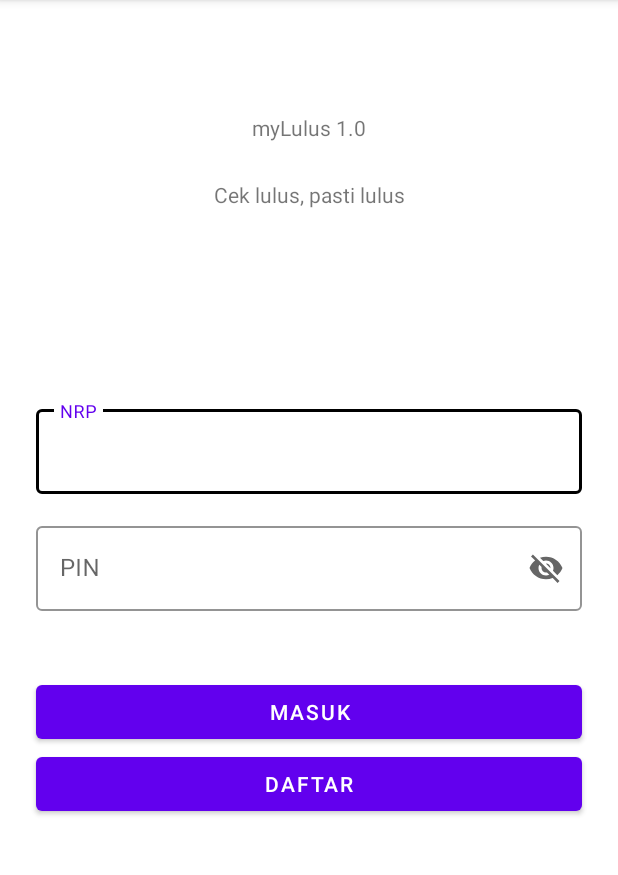
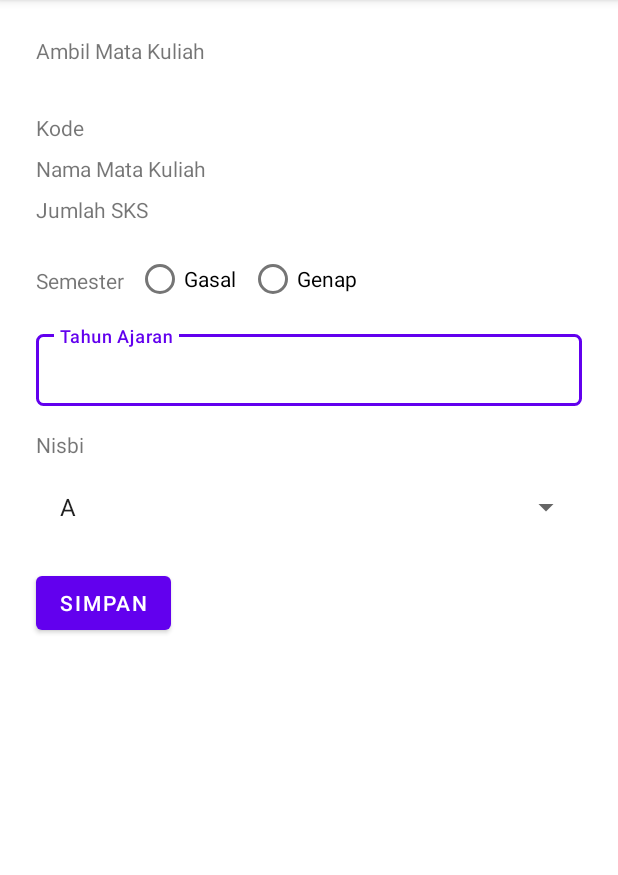
Before and after one commit to kennethmanuel/myLulus27, an Android app: the screen it shows after launch (MainActivity before the commit, AddMataKuliahActivity after it), on a phone screen of 412 x 824 dp, the part 84-959 px from its top. Run offline under Robolectric (Android 15) with nearby library versions, the phone set to English and light mode, and no system bars.

Commit message:
Menambahkan fitur Ambil Mata Kuliah

```diff
--- a/app/src/main/AndroidManifest.xml
+++ b/app/src/main/AndroidManifest.xml
@@ -3,6 +3,7 @@
     package="com.nmp.myapplication">
     <!-- Agar aplikasi dapat membaca data melalui internet, perlu permision internet access -->
     <uses-permission android:name="android.permission.INTERNET" />
+
     <application
         android:allowBackup="true"
         android:icon="@mipmap/ic_launcher"
@@ -11,12 +12,13 @@
         android:supportsRtl="true"
         android:theme="@style/Theme.MyLulus27"
         android:usesCleartextTraffic="true">
-        <activity android:name=".MainActivity">
+        <activity android:name=".AddMataKuliahActivity">
             <intent-filter>
                 <action android:name="android.intent.action.MAIN" />
-
                 <category android:name="android.intent.category.LAUNCHER" />
             </intent-filter>
+        </activity>
+        <activity android:name=".MainActivity">
         </activity>
     </application>
 
--- /dev/null
+++ b/app/src/main/java/com/nmp/myapplication/AddMataKuliahActivity.kt
@@ -0,0 +1,18 @@
+package com.nmp.myapplication
+
+import androidx.appcompat.app.AppCompatActivity
+import android.os.Bundle
+import android.widget.ArrayAdapter
+import kotlinx.android.synthetic.main.activity_add_mata_kuliah.*
+
+class AddMataKuliahActivity : AppCompatActivity() {
+    override fun onCreate(savedInstanceState: Bundle?) {
+        super.onCreate(savedInstanceState)
+        setContentView(R.layout.activity_add_mata_kuliah)
+
+        val adapter = ArrayAdapter(this, android.R.layout.simple_list_item_1, Global.nisbi)
+
+        adapter.setDropDownViewResource(android.R.layout.simple_spinner_dropdown_item)
+        spinNisbi.adapter = adapter
+    }
+}
--- /dev/null
+++ b/app/src/main/java/com/nmp/myapplication/Global.kt
@@ -0,0 +1,13 @@
+package com.nmp.myapplication
+
+object Global {
+    val nisbi:Array<Nisbi> = arrayOf(
+        Nisbi(1, "A"),
+        Nisbi(2, "AB"),
+        Nisbi(3, "B"),
+        Nisbi(4, "BC"),
+        Nisbi(5, "C"),
+        Nisbi(6,"D"),
+        Nisbi(7, "E")
+    )
+}
--- a/app/src/main/java/com/nmp/myapplication/MainActivity.kt
+++ b/app/src/main/java/com/nmp/myapplication/MainActivity.kt
@@ -20,6 +20,7 @@ class MainActivity : AppCompatActivity() {
             val pin = inputPin.text.toString()
 
             if (nrp.isNotEmpty() && pin.isNotEmpty()) {
+                if ()
                 val q = Volley.newRequestQueue(this)
                 val url = "http://10.0.2.2/mylulus/cek_login.php"
                 val stringRequest = object : StringRequest(
--- /dev/null
+++ b/app/src/main/java/com/nmp/myapplication/Nisbi.kt
@@ -0,0 +1,7 @@
+package com.nmp.myapplication
+
+data class Nisbi(val id:Int, val nama:String){
+    override fun toString(): String {
+        return nama
+    }
+}
--- /dev/null
+++ b/app/src/main/res/layout/activity_add_mata_kuliah.xml
@@ -0,0 +1,147 @@
+<?xml version="1.0" encoding="utf-8"?>
+<androidx.constraintlayout.widget.ConstraintLayout xmlns:android="http://schemas.android.com/apk/res/android"
+    xmlns:app="http://schemas.android.com/apk/res-auto"
+    xmlns:tools="http://schemas.android.com/tools"
+    android:layout_width="match_parent"
+    android:layout_height="match_parent"
+    tools:context=".AddMataKuliahActivity">
+
+    <TextView
+        android:id="@+id/textView2"
+        android:layout_width="wrap_content"
+        android:layout_height="wrap_content"
+        android:layout_marginStart="24dp"
+        android:layout_marginTop="24dp"
+        android:text="Ambil Mata Kuliah"
+        app:layout_constraintStart_toStartOf="parent"
+        app:layout_constraintTop_toTopOf="parent" />
+
+    <TextView
+        android:id="@+id/txtKodeMatkul"
+        android:layout_width="wrap_content"
+        android:layout_height="wrap_content"
+        android:layout_marginStart="24dp"
+        android:layout_marginTop="32dp"
+        android:text="Kode"
+        app:layout_constraintStart_toStartOf="parent"
+        app:layout_constraintTop_toBottomOf="@+id/textView2" />
+
+    <TextView
+        android:id="@+id/txtMatkul"
+        android:layout_width="wrap_content"
+        android:layout_height="wrap_content"
+        android:layout_marginStart="24dp"
+        android:layout_marginTop="8dp"
+        android:text="Nama Mata Kuliah"
+        app:layout_constraintStart_toStartOf="parent"
+        app:layout_constraintTop_toBottomOf="@+id/txtKodeMatkul" />
+
+    <TextView
+        android:id="@+id/txtSks"
+        android:layout_width="wrap_content"
+        android:layout_height="wrap_content"
+        android:layout_marginStart="24dp"
+        android:layout_marginTop="8dp"
+        android:text="Jumlah SKS"
+        app:layout_constraintStart_toStartOf="parent"
+        app:layout_constraintTop_toBottomOf="@+id/txtMatkul" />
+
+    <TextView
+        android:id="@+id/txtSmt"
+        android:layout_width="wrap_content"
+        android:layout_height="wrap_content"
+        android:layout_marginStart="24dp"
+        android:layout_marginTop="28dp"
+        android:text="Semester"
+        app:layout_constraintStart_toStartOf="parent"
+        app:layout_constraintTop_toBottomOf="@+id/txtSks" />
+
+    <TextView
+        android:id="@+id/textView7"
+        android:layout_width="wrap_content"
+        android:layout_height="wrap_content"
+        android:layout_marginStart="24dp"
+        android:layout_marginTop="16dp"
+        android:text="Nisbi"
+        app:layout_constraintStart_toStartOf="parent"
+        app:layout_constraintTop_toBottomOf="@+id/txtTahun" />
+
+    <com.google.android.material.textfield.TextInputLayout
+        android:id="@+id/txtTahun"
+        style="@style/Widget.MaterialComponents.TextInputLayout.OutlinedBox"
+        android:layout_width="match_parent"
+        android:layout_height="wrap_content"
+        android:layout_marginStart="24dp"
+        android:layout_marginTop="16dp"
+        android:layout_marginEnd="24dp"
+        android:hint="Tahun Ajaran"
+        app:boxBackgroundColor="@color/white"
+        app:boxBackgroundMode="outline"
+        app:boxCornerRadiusBottomEnd="5dp"
+        app:boxCornerRadiusBottomStart="5dp"
+        app:boxCornerRadiusTopEnd="5dp"
+        app:boxCornerRadiusTopStart="5dp"
+        app:boxStrokeWidth="2dp"
+        app:hintAnimationEnabled="true"
+        app:hintEnabled="true"
+        app:layout_constraintEnd_toEndOf="parent"
+        app:layout_constraintStart_toStartOf="parent"
+        app:layout_constraintTop_toBottomOf="@+id/radioGroup">
+
+        <com.google.android.material.textfield.TextInputEditText
+            android:id="@+id/inputTahun"
+            style="@style/Widget.MaterialComponents.Button.OutlinedButton"
+            android:layout_width="match_parent"
+            android:layout_height="wrap_content"
+            android:gravity="left|center_vertical" />
+
+    </com.google.android.material.textfield.TextInputLayout>
+
+    <RadioGroup
+        android:id="@+id/radioGroup"
+        android:layout_width="147dp"
+        android:layout_height="29dp"
+        android:layout_marginStart="8dp"
+        android:layout_marginTop="172dp"
+        app:layout_constraintStart_toEndOf="@+id/txtSmt"
+        app:layout_constraintTop_toTopOf="parent">
+
+        <RadioButton
+            android:id="@+id/rdoGenap"
+            android:layout_width="75dp"
+            android:layout_height="27dp"
+            android:layout_marginStart="75dp"
+            android:layout_marginTop="0dp"
+            android:text="Genap" />
+
+        <RadioButton
+            android:id="@+id/rdoGasal"
+            android:layout_width="75dp"
+            android:layout_height="27dp"
+            android:layout_marginStart="0dp"
+            android:layout_marginTop="-27.5dp"
+            android:text="Gasal" />
+    </RadioGroup>
+
+    <Button
+        android:id="@+id/btnSimpan"
+        android:layout_width="wrap_content"
+        android:layout_height="wrap_content"
+        android:layout_marginStart="24dp"
+        android:layout_marginTop="16dp"
+        android:text="Simpan"
+        app:layout_constraintStart_toStartOf="parent"
+        app:layout_constraintTop_toBottomOf="@+id/spinNisbi" />
+
+    <Spinner
+        android:id="@+id/spinNisbi"
+        android:layout_width="0dp"
+        android:layout_height="wrap_content"
+        android:layout_marginStart="24dp"
+        android:layout_marginTop="8dp"
+        android:layout_marginEnd="24dp"
+        app:layout_constraintEnd_toEndOf="parent"
+        app:layout_constraintStart_toStartOf="parent"
+        app:layout_constraintTop_toBottomOf="@+id/textView7" />
+
+</androidx.constraintlayout.widget.ConstraintLayout>
```
